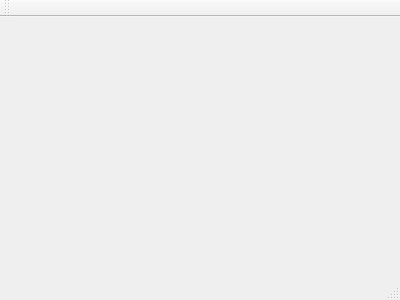
florenso/mapeditor, file Realisation/MapEditor/mainwindow.ui: the form before one commit.
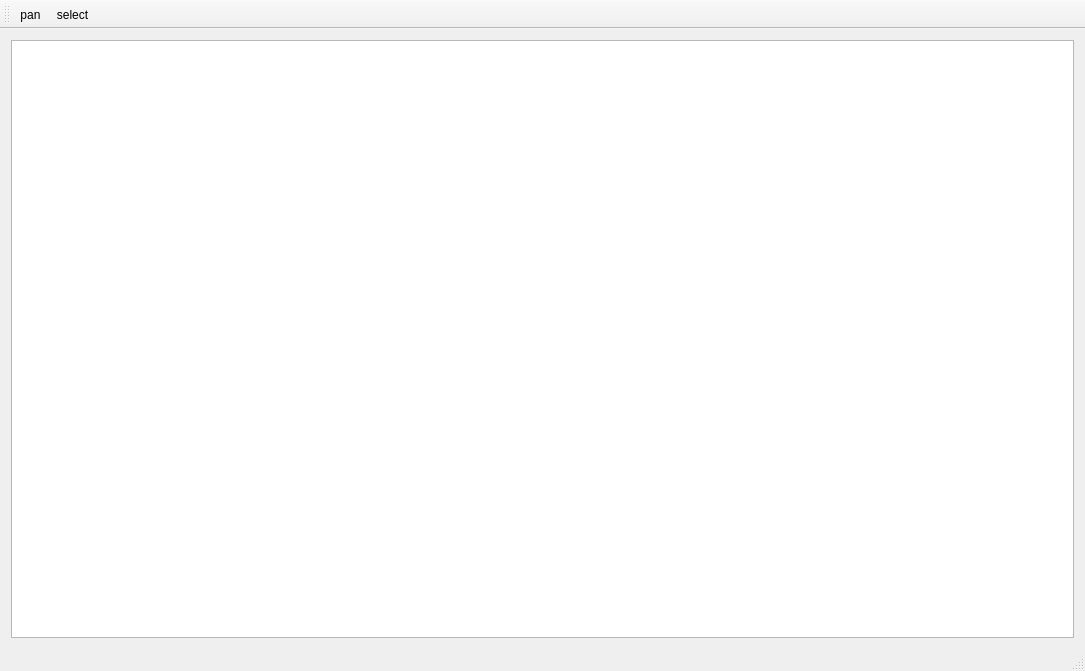
The form after the commit.

Commit message: untested drag

The edit to the form file:
```diff
--- a/Realisation/MapEditor/mainwindow.ui
+++ b/Realisation/MapEditor/mainwindow.ui
@@ -1,24 +1,57 @@
 <ui version="4.0">
  <class>MainWindow</class>
- <widget class="QMainWindow" name="MainWindow" >
-  <property name="geometry" >
+ <widget class="QMainWindow" name="MainWindow">
+  <property name="geometry">
    <rect>
     <x>0</x>
     <y>0</y>
-    <width>400</width>
-    <height>300</height>
+    <width>1085</width>
+    <height>671</height>
    </rect>
   </property>
   <property name="windowTitle" >
    <string>MainWindow</string>
   </property>
-  <widget class="QMenuBar" name="menuBar" />
-  <widget class="QToolBar" name="mainToolBar" />
-  <widget class="QWidget" name="centralWidget" />
-  <widget class="QStatusBar" name="statusBar" />
+  <widget class="QWidget" name="centralWidget">
+   <layout class="QHBoxLayout" name="horizontalLayout">
+    <item>
+     <widget class="QGraphicsView" name="graphicsView"/>
+    </item>
+   </layout>
+  </widget>
+  <widget class="QMenuBar" name="menuBar">
+   <property name="geometry">
+    <rect>
+     <x>0</x>
+     <y>0</y>
+     <width>1085</width>
+     <height>26</height>
+    </rect>
+   </property>
+  </widget>
+  <widget class="QToolBar" name="mainToolBar">
+   <attribute name="toolBarArea">
+    <enum>TopToolBarArea</enum>
+   </attribute>
+   <attribute name="toolBarBreak">
+    <bool>false</bool>
+   </attribute>
+   <addaction name="actionPan"/>
+   <addaction name="actionSelect"/>
+  </widget>
+  <widget class="QStatusBar" name="statusBar"/>
+  <action name="actionPan">
+   <property name="text">
+    <string>pan</string>
+   </property>
+  </action>
+  <action name="actionSelect">
+   <property name="text">
+    <string>select</string>
+   </property>
+  </action>
  </widget>
- <layoutDefault spacing="6" margin="11" />
- <pixmapfunction></pixmapfunction>
+ <layoutdefault spacing="6" margin="11"/>
  <resources/>
  <connections/>
 </ui>
```
Left out of the diff: 3 changed lines with no effect on the pictures. The commit also changes 2 other files.
